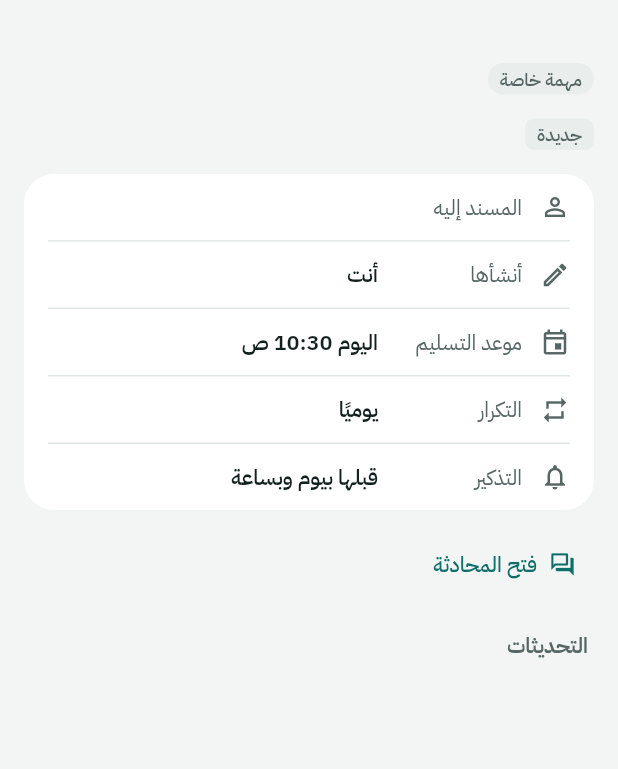
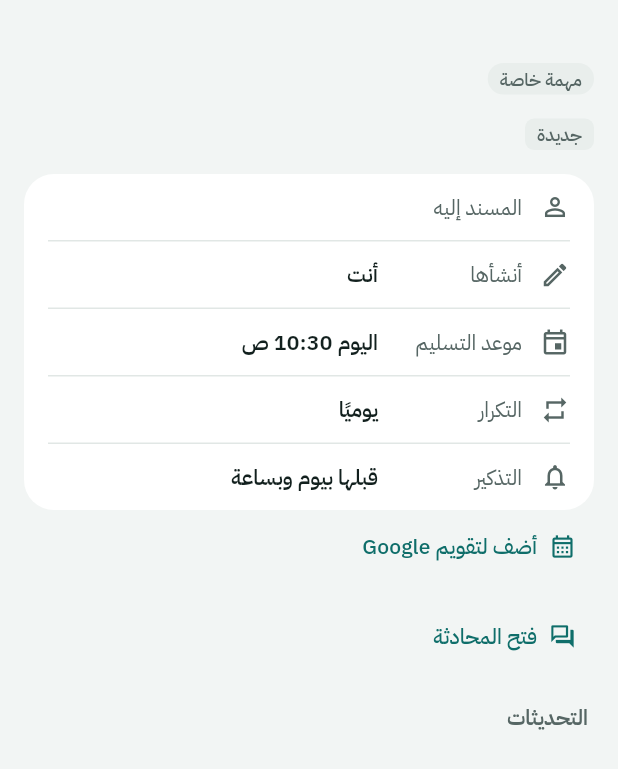
Before and after one commit to BiztechEG/wasla, a Flutter app: the _TaskBody widget shown alone on an empty page, opened directly with empty values, on a phone screen of 412 x 824 dp. Shown: the top 769 px of the screen. Run offline on Flutter 3.47's test engine with Material 3 defaults, Android fonts, the phone set to English and light mode, and no system bars; our stand-ins replace audioplayers, cross_file, file_picker, firebase_core, firebase_messaging, flutter_riverpod and 4 more; missing offline and left inert: record; accounts and stored records are empty; generated files the repository leaves out were written again; network calls fail.

Commit message:
Add a task to Google Calendar from its screen
Co-Authored-By: Claude Opus 5.5 (1M context) <noreply@anthropic.com>
Claude-Session: https://claude.ai/code/session_01HG5EVnhcSGgbpZsKwSMWju

```diff
--- a/app/lib/l10n/app_ar.arb
+++ b/app/lib/l10n/app_ar.arb
@@ -444,6 +444,7 @@
   "@applyTemplateConfirm": {"placeholders": {"count": {"type": "int"}, "name": {"type": "String"}}},
   "templateApplied": "أُضيفت {count} مهمة",
   "@templateApplied": {"placeholders": {"count": {"type": "int"}}},
+  "addToGoogleCalendar": "أضف لتقويم Google",
   "readByCount": "قرأها {read} من {total}",
   "@readByCount": {
     "placeholders": {
--- a/app/lib/l10n/app_en.arb
+++ b/app/lib/l10n/app_en.arb
@@ -272,6 +272,7 @@
   "@applyTemplateConfirm": {"placeholders": {"count": {"type": "int"}, "name": {"type": "String"}}},
   "templateApplied": "{count} tasks added",
   "@templateApplied": {"placeholders": {"count": {"type": "int"}}},
+  "addToGoogleCalendar": "Add to Google Calendar",
   "readByCount": "Read by {read} of {total}",
   "confirmDeleteAnnouncement": "Delete this announcement?",
   "workspaceAnnouncements": "Workspace announcements",
--- a/app/lib/ui/task_screen.dart
+++ b/app/lib/ui/task_screen.dart
@@ -233,6 +233,19 @@ class _TaskBody extends ConsumerWidget {
                     ),
                 ],
               ),
+              if (task.dueAt != null && task.status.isOpen)
+                Align(
+                  alignment: AlignmentDirectional.centerStart,
+                  child: TextButton.icon(
+                    key: const Key('addToCalendar'),
+                    onPressed: () => openLink(
+                      context,
+                      googleCalendarLink(task, details: detail.description),
+                    ),
+                    icon: const Icon(Icons.calendar_month_outlined, size: 18),
+                    label: Text(l.addToGoogleCalendar),
+                  ),
+                ),
               if ((detail.description ?? '').isNotEmpty) ...[
                 SectionTitle(l.taskDetailsTitle),
                 Card(
```
Also changed, not shown: app/lib/ui/task_format.dart (+15 -0 lines), 1 other file.
